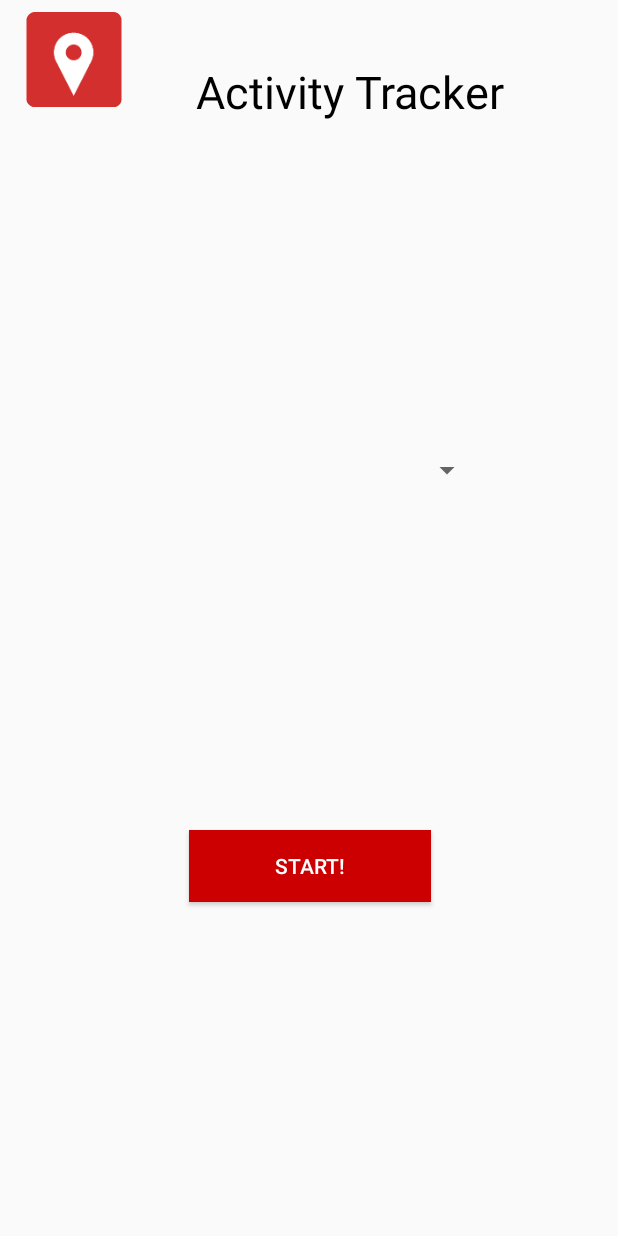
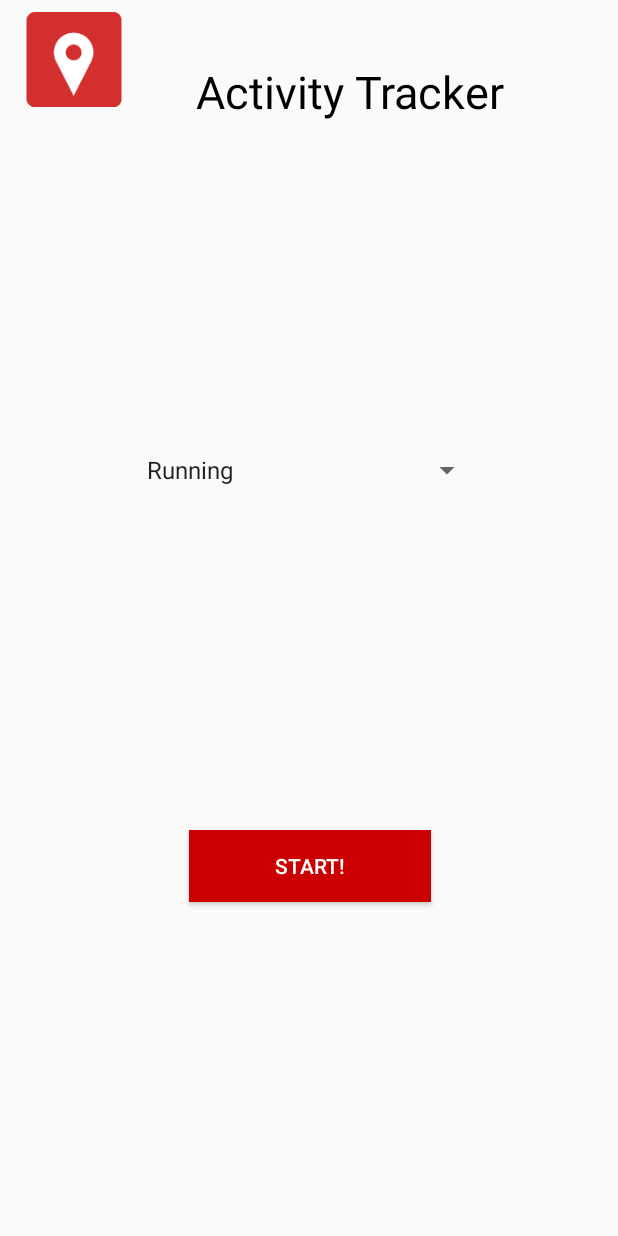
Before and after one commit to dLeniston/actio-android, an Android app: the TrackingActivity screen opened directly, with no data from a screen before it, on a phone screen of 412 x 824 dp. Run offline under Robolectric (Android 15) with nearby library versions, the phone set to English and light mode, and no system bars.

Commit message:
Added spinner options for tracking menu and resources file

```diff
--- a/app/src/main/java/ie/wit/darren/actio/TrackingActivity.java
+++ b/app/src/main/java/ie/wit/darren/actio/TrackingActivity.java
@@ -2,15 +2,28 @@ package ie.wit.darren.actio;
 
 import android.os.Bundle;
 import android.support.v7.app.AppCompatActivity;
+import android.widget.ArrayAdapter;
+import android.widget.Spinner;
 
 /**
  * Created by Dazza on 25/02/2018.
  */
 
 public class TrackingActivity extends AppCompatActivity{
+    Spinner trackingMenuSpinner;
     @Override
     protected void onCreate(Bundle savedInstanceState) {
         super.onCreate(savedInstanceState);
         setContentView(R.layout.tracking_screen);
+
+        trackingMenuSpinner = (Spinner) findViewById(R.id.trackingMenuSpinner);
+
+        // Create an ArrayAdapter using the string array and a default spinner layout
+        ArrayAdapter<CharSequence> adapter = ArrayAdapter.createFromResource(this,
+                R.array.tracking_options, android.R.layout.simple_spinner_item);
+        // Specify the layout to use when the list of choices appears
+        adapter.setDropDownViewResource(android.R.layout.simple_spinner_dropdown_item);
+        // Apply the adapter to the spinner
+        trackingMenuSpinner.setAdapter(adapter);
     }
 }
--- /dev/null
+++ b/app/src/main/res/values/resources.xml
@@ -0,0 +1,9 @@
+<?xml version="1.0" encoding="utf-8"?>
+<resources>
+    <string-array name="tracking_options">
+        <item>Running</item>
+        <item>Cycling</item>
+        <item>Walking</item>
+        <item>Hiking</item>
+    </string-array>
+</resources>
```
